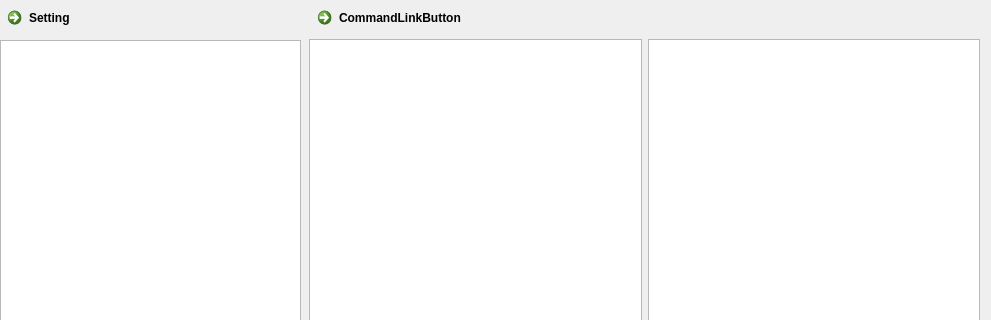
Old version of the form mainpage.ui in the repository AP-projects-4001/yek-payam-daram; both pictures show x 0 to 991 and y 0 to 320 of the 991 by 613 pixel window.
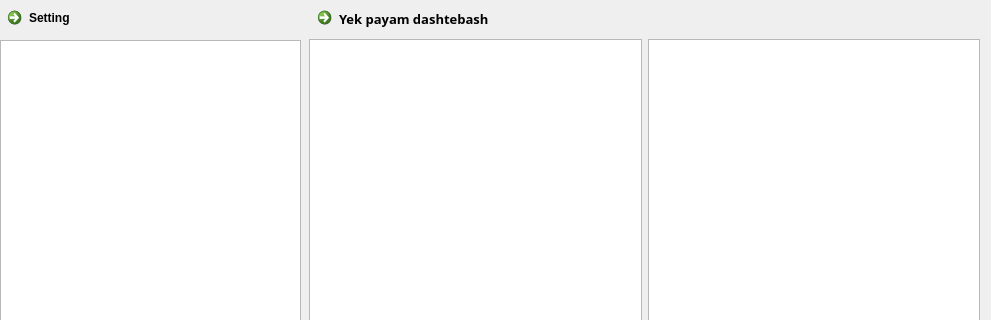
New version of the form.

Diff of the .ui file:
```diff
--- a/mainpage.ui
+++ b/mainpage.ui
@@ -75,14 +75,20 @@
       <x>310</x>
       <y>0</y>
       <width>671</width>
-      <height>40</height>
+      <height>45</height>
      </rect>
     </property>
     <layout class="QHBoxLayout" name="horizontalLayout_3">
      <item>
-      <widget class="QCommandLinkButton" name="commandLinkButton">
+      <widget class="QCommandLinkButton" name="profileLinkButton">
+       <property name="font">
+        <font>
+         <family>Century Gothic</family>
+         <pointsize>10</pointsize>
+        </font>
+       </property>
        <property name="text">
-        <string>CommandLinkButton</string>
+        <string>Yek payam dashtebash</string>
        </property>
       </widget>
      </item>
@@ -107,7 +113,7 @@
       <x>0</x>
       <y>0</y>
       <width>301</width>
-      <height>31</height>
+      <height>41</height>
      </rect>
     </property>
     <property name="contextMenuPolicy">
```
